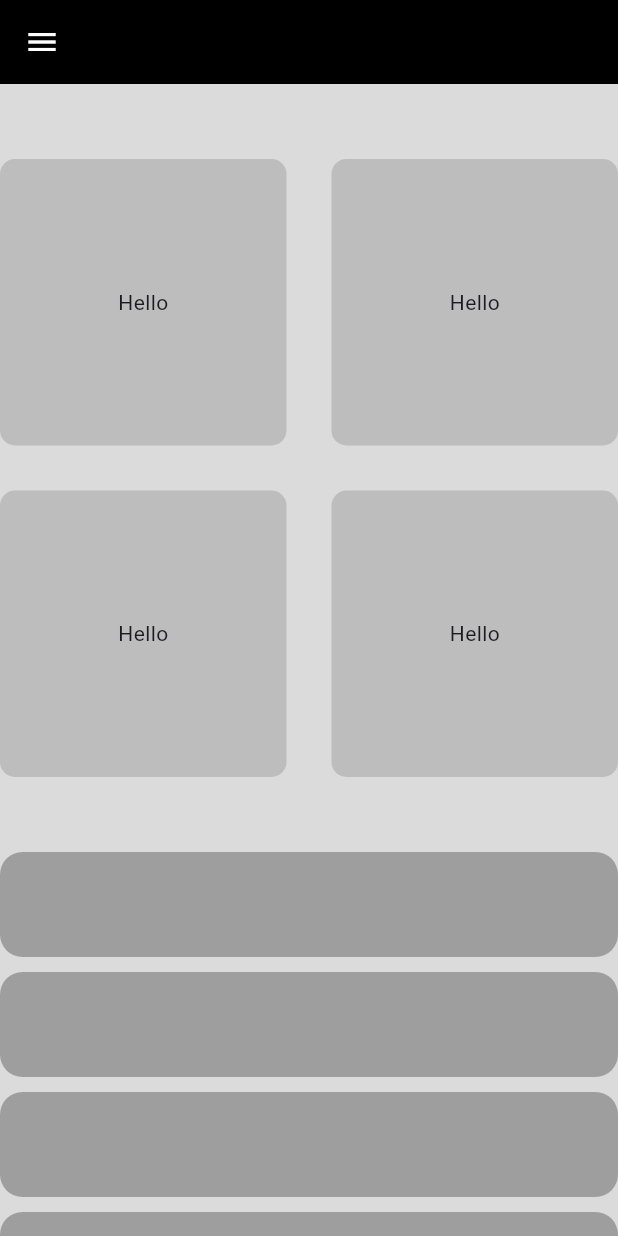
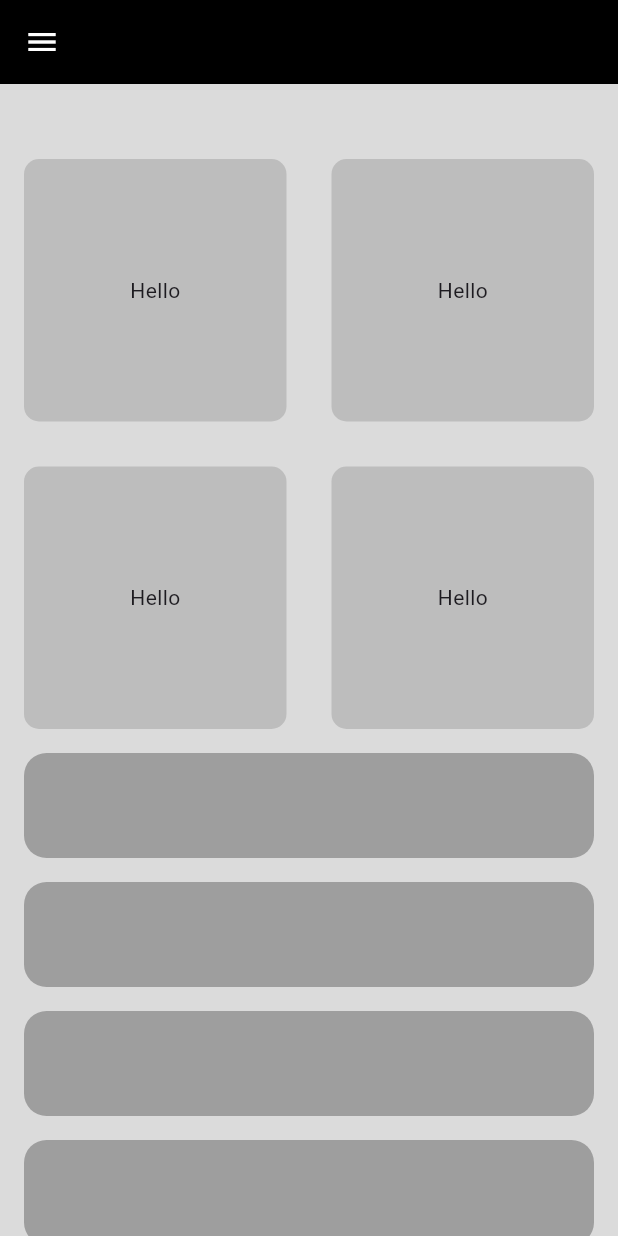
Before and after one commit to MohamedMahmoudAli/responsive_course, a Flutter app: the screen it shows after launch, on a phone screen of 412 x 824 dp. Run offline on Flutter 3.47's test engine with Material 3 defaults, Android fonts, the phone set to English and light mode, and no system bars.

Commit message:
finish lesson four

```diff
--- a/lib/Widgets/home_view_body.dart
+++ b/lib/Widgets/home_view_body.dart
@@ -7,7 +7,9 @@ class HomeViewBody extends StatelessWidget {
 
   @override
   Widget build(BuildContext context) {
-    return const CustomScrollView(
+    return const Padding(
+      padding: EdgeInsets.symmetric(horizontal: 16.0),
+      child: CustomScrollView(
         slivers: [
           SliverToBoxAdapter(
             child: SizedBox(
@@ -15,13 +17,9 @@ class HomeViewBody extends StatelessWidget {
             ),
           ),
           CustomSliverGrid(),
-        SliverToBoxAdapter(
-          child: SizedBox(
-            height: 50,
-          ),
-        ),
           CustomSliverlistView()
         ],
+      ),
     );
   }
 }
```
Also changed, not shown: lib/Widgets/custom_sliver_list_view.dart (+5 -5 lines). Lines whose indentation alone changed are shown as unchanged.
